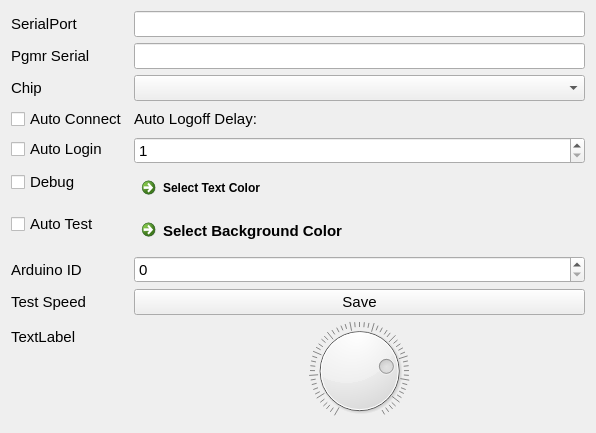
Qt form SettingsDialog.ui (dhahaj/EAX-Python-Interface) before a commit.
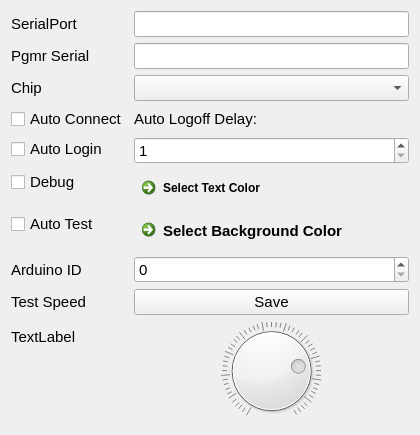
The same form after that commit.

Patch:
```diff
--- a/SettingsDialog.ui
+++ b/SettingsDialog.ui
@@ -6,8 +6,8 @@
    <rect>
     <x>0</x>
     <y>0</y>
-    <width>596</width>
-    <height>433</height>
+    <width>420</width>
+    <height>435</height>
    </rect>
   </property>
   <property name="windowTitle">
```
Left out of the diff: 2 changed lines with no effect on the pictures.
